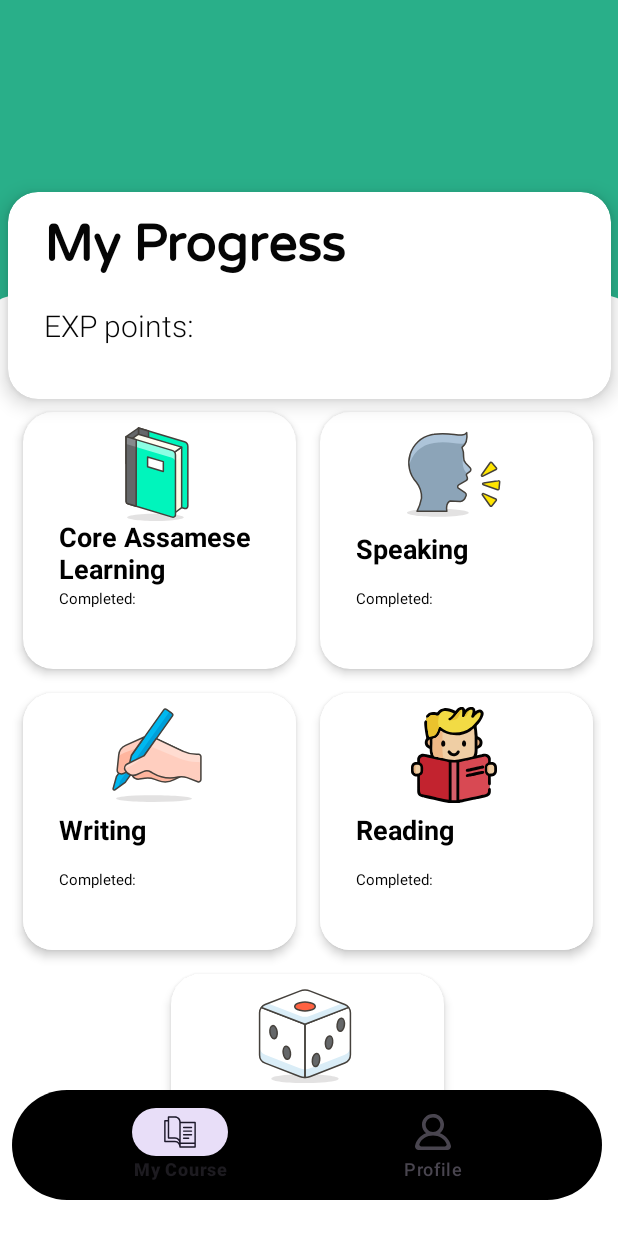
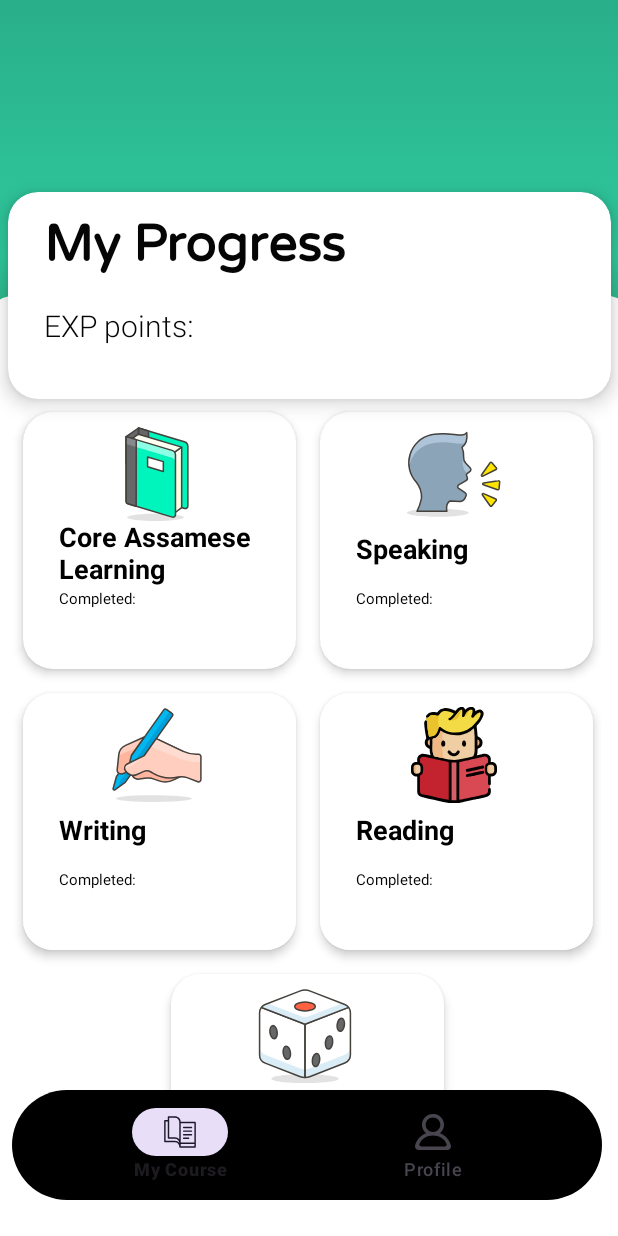
Before and after one commit to KRC00112/OAKOKHO, an Android app: the myCourseFragment screen opened directly, with no data from a screen before it, on a phone screen of 412 x 824 dp. Run offline under Robolectric (Android 15) with nearby library versions, the phone set to English and light mode, and no system bars; 1 statement that could not run was skipped.

Commit message:
added a gradient background for a certain view in Activity_Main.xml

```diff
--- /dev/null
+++ b/app/src/main/res/drawable/oakokho_theme_color_gradient.xml
@@ -0,0 +1,12 @@
+<?xml version="1.0" encoding="UTF-8"?>
+<selector xmlns:android="http://schemas.android.com/apk/res/android">
+    <item>
+        <shape>
+            <gradient
+                android:startColor="#29af89"
+                android:centerColor="#2FC89D"
+                android:endColor="#265F35"
+                android:angle="270"/>
+        </shape>
+    </item>
+</selector>
--- a/app/src/main/res/layout/fragment_my_course.xml
+++ b/app/src/main/res/layout/fragment_my_course.xml
@@ -11,7 +11,7 @@
         android:id="@+id/topView"
         android:layout_width="451dp"
         android:layout_height="342dp"
-        android:background="@color/oakokho_theme_color"
+        android:background="@drawable/oakokho_theme_color_gradient"
         app:layout_constraintEnd_toEndOf="parent"
 
         app:layout_constraintHorizontal_bias="0.421"
--- a/app/src/main/res/values/colors.xml
+++ b/app/src/main/res/values/colors.xml
@@ -3,4 +3,5 @@
     <color name="black">#FF000000</color>
     <color name="white">#FFFFFFFF</color>
     <color name="oakokho_theme_color">#29af89</color>
+    <color name="oakokho_theme_color_dark">#1d490c</color>
 </resources>
```
